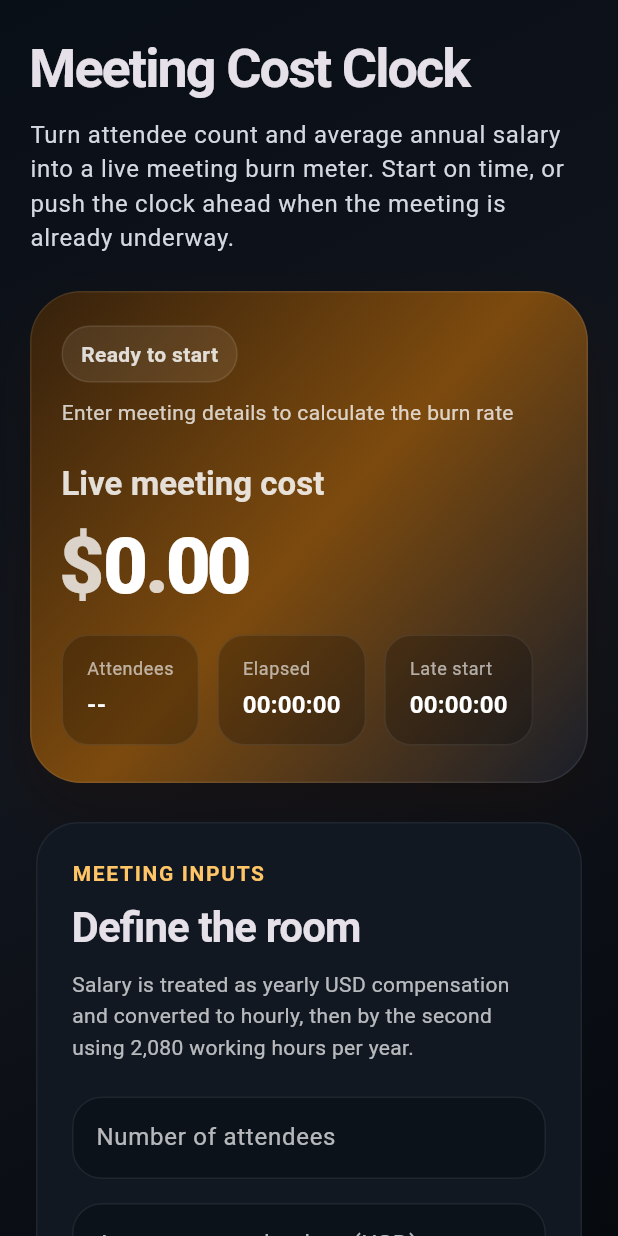
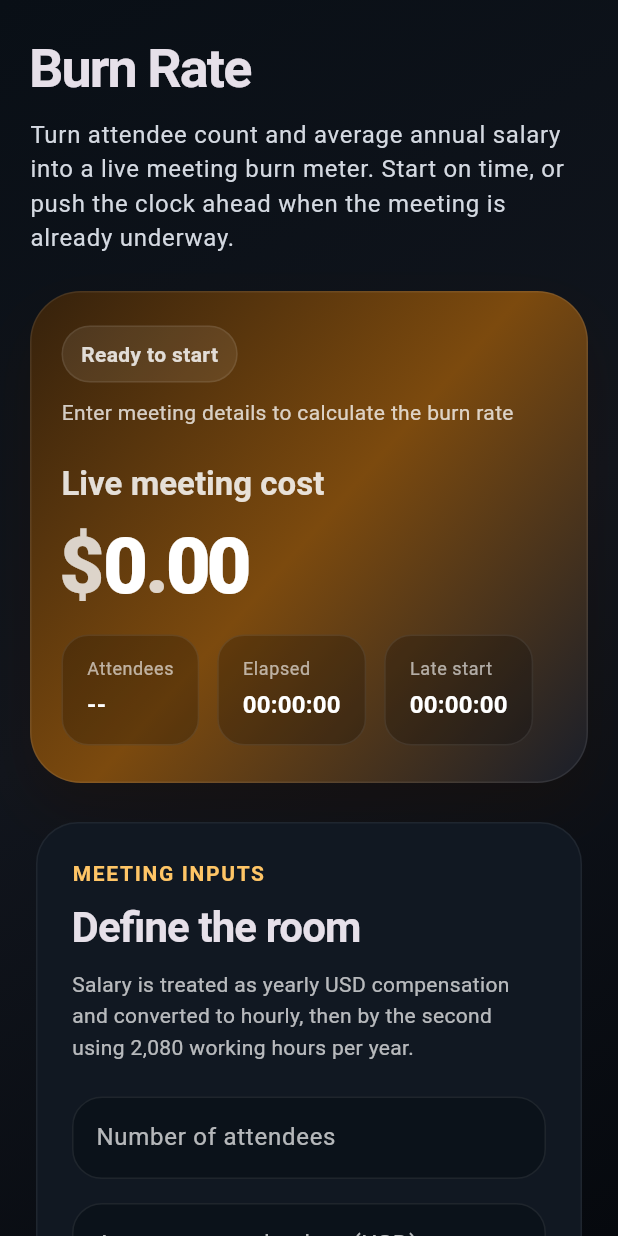
Before and after one commit to Ryan-Richmond/burn-rate, a Flutter app: the screen it shows after launch, on a phone screen of 412 x 824 dp. Run offline on Flutter 3.47's test engine with Material 3 defaults, Android fonts, the phone set to English and light mode, and no system bars.

Commit message:
Rename app to Burn Rate

```diff
--- a/lib/meeting_cost_clock_app.dart
+++ b/lib/burn_rate_app.dart
@@ -2,8 +2,8 @@ import 'package:flutter/material.dart';
 
 import 'meeting_cost_screen.dart';
 
-class MeetingCostClockApp extends StatelessWidget {
-  const MeetingCostClockApp({super.key});
+class BurnRateApp extends StatelessWidget {
+  const BurnRateApp({super.key});
 
   @override
   Widget build(BuildContext context) {
@@ -20,7 +20,7 @@ class MeetingCostClockApp extends StatelessWidget {
 
     return MaterialApp(
       debugShowCheckedModeBanner: false,
-      title: 'Meeting Cost Clock',
+      title: 'Burn Rate',
       theme: baseTheme.copyWith(
         colorScheme: colorScheme,
         scaffoldBackgroundColor: const Color(0xFF070B11),
--- a/lib/main.dart
+++ b/lib/main.dart
@@ -1,7 +1,7 @@
 import 'package:flutter/material.dart';
 
-import 'meeting_cost_clock_app.dart';
+import 'burn_rate_app.dart';
 
 void main() {
-  runApp(const MeetingCostClockApp());
+  runApp(const BurnRateApp());
 }
--- a/lib/meeting_cost_screen.dart
+++ b/lib/meeting_cost_screen.dart
@@ -21,6 +21,7 @@ class _MeetingCostScreenState extends State<MeetingCostScreen> {
   DateTime? _runningStartedAt;
   Duration _elapsedBeforeRun = Duration.zero;
   Duration _manualAdvance = Duration.zero;
+  bool _isFullScreen = false;
 
   bool get _isRunning => _runningStartedAt != null;
 
@@ -160,6 +161,47 @@ class _MeetingCostScreenState extends State<MeetingCostScreen> {
   Widget build(BuildContext context) {
     final theme = Theme.of(context);
     final isCompact = MediaQuery.of(context).size.width < 780;
+
+    if (_isFullScreen) {
+      return Scaffold(
+        backgroundColor: const Color(0xFF06090E),
+        body: Stack(
+          children: [
+            Center(
+              child: Padding(
+                padding: const EdgeInsets.symmetric(horizontal: 48),
+                child: FittedBox(
+                  fit: BoxFit.scaleDown,
+                  child: RollingCurrencyDisplay(
+                    value: _currentCost,
+                    style: theme.textTheme.displayLarge!.copyWith(
+                      fontSize: 300,
+                      fontWeight: FontWeight.w800,
+                      letterSpacing: -6,
+                      color: Colors.white,
+                    ),
+                  ),
+                ),
+              ),
+            ),
+            Positioned(
+              top: 24,
+              right: 24,
+              child: SafeArea(
+                child: IconButton(
+                  icon: const Icon(
+                    Icons.fullscreen_exit,
+                    color: Colors.white54,
+                    size: 36,
+                  ),
+                  onPressed: () => setState(() => _isFullScreen = false),
+                ),
+              ),
+            ),
+          ],
+        ),
+      );
+    }
 
     final inputsPanel = _Panel(
       eyebrow: 'Meeting Inputs',
@@ -339,10 +381,7 @@ class _MeetingCostScreenState extends State<MeetingCostScreen> {
                 child: Column(
                   crossAxisAlignment: CrossAxisAlignment.start,
                   children: [
-                    Text(
-                      'Meeting Cost Clock',
-                      style: theme.textTheme.displaySmall,
-                    ),
+                    Text('Burn Rate', style: theme.textTheme.displaySmall),
                     const SizedBox(height: 10),
                     Text(
                       'Turn attendee count and average annual salary into a live meeting burn meter. Start on time, or push the clock ahead when the meeting is already underway.',
@@ -358,6 +397,9 @@ class _MeetingCostScreenState extends State<MeetingCostScreen> {
                       hourlyRate: _hourlyRate,
                       cost: _currentCost,
                       compact: isCompact,
+                      onFullScreen: _hasValidInputs
+                          ? () => setState(() => _isFullScreen = true)
+                          : null,
                     ),
                     const SizedBox(height: 22),
                     LayoutBuilder(
@@ -406,6 +448,7 @@ class _DisplayCard extends StatelessWidget {
     required this.hourlyRate,
     required this.cost,
     required this.compact,
+    this.onFullScreen,
   });
 
   final bool isRunning;
@@ -416,6 +459,7 @@ class _DisplayCard extends StatelessWidget {
   final double hourlyRate;
   final double cost;
   final bool compact;
+  final VoidCallback? onFullScreen;
 
   @override
   Widget build(BuildContext context) {
@@ -502,11 +546,23 @@ class _DisplayCard extends StatelessWidget {
             ],
           ),
           const SizedBox(height: 24),
-          Text(
-            'Live meeting cost',
-            style: theme.textTheme.titleLarge?.copyWith(
-              color: Colors.white.withValues(alpha: 0.84),
-            ),
+          Row(
+            mainAxisAlignment: MainAxisAlignment.spaceBetween,
+            children: [
+              Text(
+                'Live meeting cost',
+                style: theme.textTheme.titleLarge?.copyWith(
+                  color: Colors.white.withValues(alpha: 0.84),
+                ),
+              ),
+              if (onFullScreen != null)
+                IconButton(
+                  padding: EdgeInsets.zero,
+                  constraints: const BoxConstraints(),
+                  icon: const Icon(Icons.fullscreen, color: Colors.white54),
+                  onPressed: onFullScreen,
+                ),
+            ],
           ),
           const SizedBox(height: 14),
           FittedBox(
--- a/lib/widgets/rolling_currency_display.dart
+++ b/lib/widgets/rolling_currency_display.dart
@@ -91,29 +91,12 @@ class _RollingDigit extends StatelessWidget {
 
   @override
   Widget build(BuildContext context) {
-    final floorValue = placeValue.floor();
-    final currentDigit = floorValue % 10;
-    final nextDigit = (currentDigit + 1) % 10;
-    final progress = placeValue - floorValue;
-    final height = size.height;
+    final currentDigit = placeValue.floor() % 10;
 
     return SizedBox(
       width: size.width,
-      height: height,
-      child: ClipRect(
-        child: Stack(
-          children: [
-            Transform.translate(
-              offset: Offset(0, -progress * height),
-              child: Text('$currentDigit', style: style),
-            ),
-            Transform.translate(
-              offset: Offset(0, height - (progress * height)),
-              child: Text('$nextDigit', style: style),
-            ),
-          ],
-        ),
-      ),
+      height: size.height,
+      child: Text('$currentDigit', style: style),
     );
   }
 }
--- a/pubspec.yaml
+++ b/pubspec.yaml
@@ -1,5 +1,5 @@
-name: meeting_cost_clock
-description: "A cross-platform meeting cost timer for iOS, Android, and web."
+name: burn_rate
+description: "Burn Rate is a cross-platform meeting cost timer for iOS, Android, and web."
 # The following line prevents the package from being accidentally published to
 # pub.dev using `flutter pub publish`. This is preferred for private packages.
 publish_to: 'none' # Remove this line if you wish to publish to pub.dev
```
Also changed, not shown: 81 other files.
